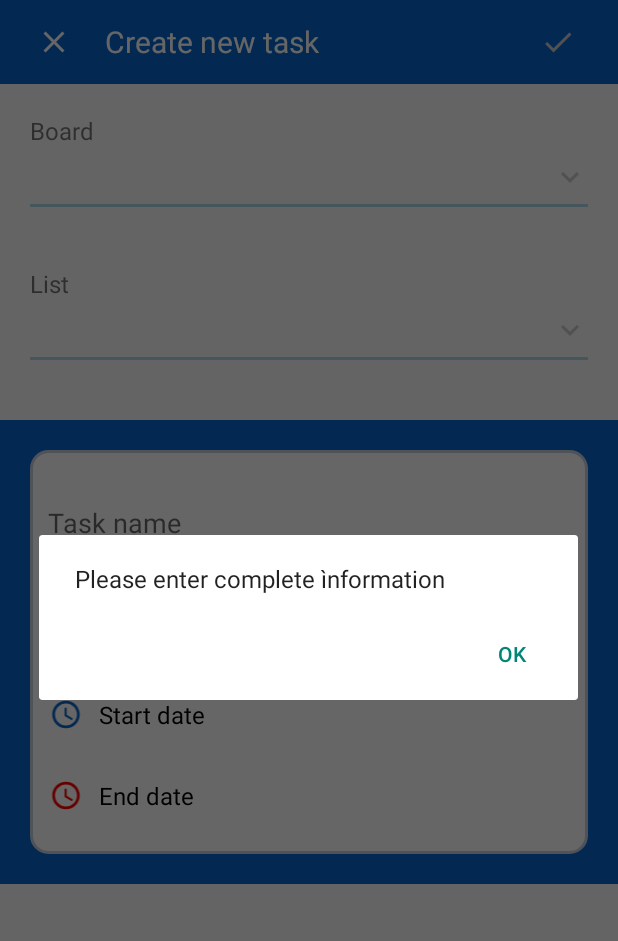
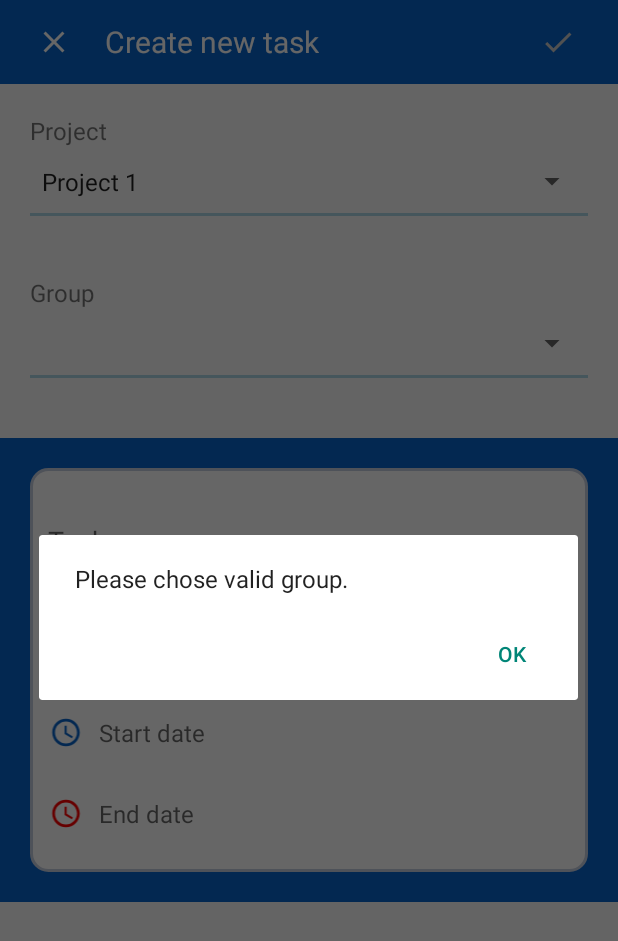
Before and after one commit to leequanno1/Task-manager-mobile-app, an Android app: the CreateNewTaskActivity screen opened directly, with no data from a screen before it, after a tap on an icon or button, on a phone screen of 412 x 824 dp. Shown: the top 941 px of the screen. Run offline under Robolectric (Android 15) with nearby library versions, the phone set to English and light mode, and no system bars; 1 statement that could not run was skipped.

Commit message:
add add new task form project view

```diff
--- a/app/src/main/java/com/example/taskmanagerment/CreateNewTaskActivity.java
+++ b/app/src/main/java/com/example/taskmanagerment/CreateNewTaskActivity.java
@@ -1,18 +1,35 @@
 package com.example.taskmanagerment;
 
+import android.app.DatePickerDialog;
+import android.app.TimePickerDialog;
 import android.content.Intent;
 import android.os.Bundle;
-import android.view.ContextMenu;
-import android.view.MenuInflater;
 import android.view.View;
+import android.widget.AdapterView;
+import android.widget.ArrayAdapter;
+import android.widget.DatePicker;
 import android.widget.EditText;
 import android.widget.ImageView;
+import android.widget.Spinner;
 import android.widget.TextView;
-
-import androidx.appcompat.widget.Toolbar;
+import android.widget.TimePicker;
 
 import androidx.appcompat.app.AppCompatActivity;
 import androidx.constraintlayout.widget.ConstraintLayout;
+
+import com.example.taskmanagerment.models.Project;
+import com.example.taskmanagerment.models.Task;
+import com.example.taskmanagerment.models.TaskGroup;
+import com.example.taskmanagerment.services.ProjectService;
+import com.example.taskmanagerment.services.TaskGroupService;
+import com.example.taskmanagerment.services.TaskService;
+
+import java.text.DateFormat;
+import java.text.SimpleDateFormat;
+import java.time.LocalDateTime;
+import java.util.ArrayList;
+import java.util.Date;
+import java.util.List;
 
 public class CreateNewTaskActivity extends AppCompatActivity {
 
@@ -21,9 +38,22 @@ public class CreateNewTaskActivity extends AppCompatActivity {
 
     private ConstraintLayout containBoardName, containListName;
 
-    private TextView boardNameTextView, listNameTextView, startDateTextView, endDateTextView;
+    private TextView  startDateTextView, endDateTextView;
+
+    private Spinner boardNameSpinner, listNameSpinner;
 
     private EditText taskNameEdt, desciptionEdt;
+
+    private ProjectService projectService;
+
+    private TaskGroupService taskGroupService;
+
+    private TaskService taskService;
+
+    private List<Project> projectList;
+    private List<TaskGroup> taskGroupList;
+
+    private Task task;
 
     @Override
     protected void onCreate(Bundle savedInstanceState) {
@@ -32,10 +62,51 @@ public class CreateNewTaskActivity extends AppCompatActivity {
 
         // Call method to initial components.
         initialComponents();
+        projectList = projectService.getAllProjects();
+        ArrayAdapter<Project> adapter = new ArrayAdapter<>(this, android.R.layout.simple_spinner_item, projectList);
+        adapter.setDropDownViewResource(android.R.layout.simple_spinner_dropdown_item);
+        boardNameSpinner.setAdapter(adapter);
 
-        // Register context menu for containBoardName and containListName View (Constraint layout).
-        registerForContextMenu(containBoardName);
-        registerForContextMenu(containListName);
+        if(projectList.size() > 0) {
+            taskGroupList = taskGroupService.getTaskGroupsByProjectId(projectList.get(0).getProjectId());
+        } else {
+            taskGroupList = new ArrayList<>();
+        }
+        ArrayAdapter<TaskGroup> groupArrayAdapter = new ArrayAdapter<>(this, android.R.layout.simple_spinner_item, taskGroupList);
+        groupArrayAdapter.setDropDownViewResource(android.R.layout.simple_spinner_dropdown_item);
+        listNameSpinner.setAdapter(groupArrayAdapter);
+
+        task.setGroupID(taskGroupList.get(0).getGroupId());
+
+        boardNameSpinner.setOnItemSelectedListener(new AdapterView.OnItemSelectedListener() {
+            @Override
+            public void onItemSelected(AdapterView<?> adapterView, View view, int i, long l) {
+                taskGroupList = taskGroupService.getTaskGroupsByProjectId(projectList.get(i).getProjectId());
+                ArrayAdapter<TaskGroup> groupArrayAdapter = new ArrayAdapter<>(CreateNewTaskActivity.this, android.R.layout.simple_spinner_item, taskGroupList);
+                groupArrayAdapter.setDropDownViewResource(android.R.layout.simple_spinner_dropdown_item);
+                listNameSpinner.setAdapter(groupArrayAdapter);
+                if(taskGroupList.size() > 0) {
+                    task.setGroupID(taskGroupList.get(0).getGroupId());
+                }
+            }
+
+            @Override
+            public void onNothingSelected(AdapterView<?> adapterView) {
+                adapterView.setSelection(0);
+            }
+        });
+
+        listNameSpinner.setOnItemSelectedListener(new AdapterView.OnItemSelectedListener() {
+            @Override
+            public void onItemSelected(AdapterView<?> adapterView, View view, int i, long l) {
+                task.setGroupID(taskGroupList.get(i).getGroupId());
+            }
+
+            @Override
+            public void onNothingSelected(AdapterView<?> adapterView) {
+                task.setGroupID(taskGroupList.get(0).getGroupId());
+            }
+        });
 
         // Redirect to home view when user click to the close create new task button.
         closeCreateNewTask.setOnClickListener(new View.OnClickListener() {
@@ -50,26 +121,57 @@ public class CreateNewTaskActivity extends AppCompatActivity {
         confirmCreateNewTask.setOnClickListener(new View.OnClickListener() {
             @Override
             public void onClick(View view) {
-                if (!isValidForm()) {
-                    DialogUtils.showAlertDialog(CreateNewTaskActivity.this, "Please enter complete ìnformation");
+                task.setTaskName(taskNameEdt.getText().toString());
+                task.setDescription(desciptionEdt.getText().toString());
+                if(task.getGroupID() == -1) {
+                    DialogUtils.showAlertDialog(CreateNewTaskActivity.this, "Please chose valid group.");
                     return;
+                }
+                if(taskGroupList.size() == 0) {
+                    DialogUtils.showAlertDialog(CreateNewTaskActivity.this, "This project has no group.\nPlease chose another group.");
+                    return;
+                }
+                if(taskNameEdt.getText().toString().isEmpty()){
+                    DialogUtils.showAlertDialog(CreateNewTaskActivity.this, "Please enter task name before submit.");
+                    return;
+                }
+                taskService.addTask(task);
+                finish();
+            }
+        });
+
+        // Show context menu for contain board nam view
+//        containBoardName.setOnClickListener(new View.OnClickListener() {
+//            @Override
+//            public void onClick(View v) {
+//                openContextMenu(containBoardName);
+//            }
+//        });
+//
+//        // Show context menu for contain list name.
+//        containListName.setOnClickListener(new View.OnClickListener() {
+//            @Override
+//            public void onClick(View v) {
+//                openContextMenu(containListName);
+//            }
+//        });
+
+        startDateTextView.setOnClickListener(new View.OnClickListener() {
+            @Override
+            public void onClick(View view) {
+                if(((TextView)view).getText().toString().isEmpty()) {
+                    task.setCreatedAt(new Date());
+                    ((TextView)view).setText(dateFormat(task.getCreatedAt()));
+                }else {
+                    task.setCreatedAt(openDateDialog((TextView)view));
                 }
             }
         });
 
-        // Show context menu for contain board nam view
-        containBoardName.setOnClickListener(new View.OnClickListener() {
+        endDateTextView.setOnClickListener(new View.OnClickListener() {
             @Override
-            public void onClick(View v) {
-                openContextMenu(containBoardName);
-            }
-        });
-
-        // Show context menu for contain list name.
-        containListName.setOnClickListener(new View.OnClickListener() {
-            @Override
-            public void onClick(View v) {
-                openContextMenu(containListName);
+            public void onClick(View view) {
+                task.setDeadline(openDateDialog((TextView) view));
             }
         });
 
@@ -83,46 +185,52 @@ public class CreateNewTaskActivity extends AppCompatActivity {
         containBoardName = (ConstraintLayout) findViewById(R.id.contain_board_name);
         containListName = (ConstraintLayout) findViewById(R.id.contain_list_name);
 
-        boardNameTextView = (TextView) findViewById(R.id.board_name_text_view);
-        listNameTextView = (TextView) findViewById(R.id.list_name_text_view);
+        boardNameSpinner = (Spinner) findViewById(R.id.board_name_spinner);
+        listNameSpinner = (Spinner) findViewById(R.id.list_name_spinner);
         startDateTextView = (TextView) findViewById(R.id.start_date_text_view);
         endDateTextView = (TextView) findViewById(R.id.end_date_text_view);
 
         taskNameEdt = (EditText) findViewById(R.id.task_name_edt);
         desciptionEdt = (EditText) findViewById(R.id.description_edt);
+        projectService = new ProjectService(CreateNewTaskActivity.this);
+        taskGroupService = new TaskGroupService(CreateNewTaskActivity.this);
+        taskService = new TaskService(CreateNewTaskActivity.this);
+        task = new Task();
     }
 
-    // Method to valid form (view) before form is submitted.
-    private boolean isValidForm() {
-        boolean valid = true;
-
-        if (boardNameTextView.getText().toString().isEmpty()) {
-            valid = false;
-        }
-        if (listNameTextView.getText().toString().isEmpty()) {
-            valid = false;
-        }
-        if (startDateTextView.getText().toString().isEmpty()) {
-            valid = false;
-        }
-        if (endDateTextView.getText().toString().isEmpty()) {
-            valid = false;
-        }
-        if (taskNameEdt.getText().toString().isEmpty()) {
-            valid = false;
-        }
-        if (desciptionEdt.getText().toString().isEmpty()) {
-            valid = false;
-        }
-
-        return valid;
+    private Date openDateDialog(TextView textView) {
+        LocalDateTime defaultDate = LocalDateTime.now();
+        Date selectedDate = new Date();
+        DatePickerDialog datePickerDialog = new DatePickerDialog(this, new DatePickerDialog.OnDateSetListener() {
+            @Override
+            public void onDateSet(DatePicker datePicker, int year, int month, int day) {
+                selectedDate.setYear(year - 1900);
+                selectedDate.setMonth(month);
+                selectedDate.setDate(day);
+                openTimeDialog(textView, selectedDate);
+            }
+        }, defaultDate.getYear(), defaultDate.getMonthValue() - 1, defaultDate.getDayOfMonth());
+        datePickerDialog.show();
+        return selectedDate;
     }
 
-    //  Method to create context menu.
-    @Override
-    public void onCreateContextMenu(ContextMenu menu, View v, ContextMenu.ContextMenuInfo menuInfo) {
-        super.onCreateContextMenu(menu, v, menuInfo);
-        MenuInflater inflater = getMenuInflater();
-        inflater.inflate(R.menu.context_menu_for_task_view, menu);
+    private void openTimeDialog(TextView textView, Date selectedDate) {
+        LocalDateTime localDateTime = LocalDateTime.now();
+        TimePickerDialog timePickerDialog = new TimePickerDialog(this, new TimePickerDialog.OnTimeSetListener() {
+            @Override
+            public void onTimeSet(TimePicker timePicker, int hour, int minute) {
+                selectedDate.setHours(hour);
+                selectedDate.setMinutes(minute);
+                textView.setText(dateFormat(selectedDate));
+            }
+        }, localDateTime.getHour(), localDateTime.getMinute(), true);
+
+        timePickerDialog.show();
     }
+
+    private String dateFormat(Date date) {
+        DateFormat dateFormat = new SimpleDateFormat("dd-MM-yyyy HH:mm");
+        return dateFormat.format(date);
+    }
+
 }
--- a/app/src/main/java/com/example/taskmanagerment/models/Project.java
+++ b/app/src/main/java/com/example/taskmanagerment/models/Project.java
@@ -41,4 +41,8 @@ public class Project implements Serializable {
     }
 
 
+    @Override
+    public String toString() {
+        return projectName;
+    }
 }
--- a/app/src/main/java/com/example/taskmanagerment/models/Task.java
+++ b/app/src/main/java/com/example/taskmanagerment/models/Task.java
@@ -38,6 +38,15 @@ public class Task implements Serializable {
     }
 
     public Task() {
+        this.taskID = -1;
+        this.groupID = -1;
+        this.taskName = "";
+        this.createdAt = null;
+        this.deadline = null;
+        this.completedAt = null;
+        this.description = "";
+        this.imageURL = "";
+        this.notifyWhen = 0;
     }
 
     public int getTaskID() {
--- a/app/src/main/res/layout/create_new_task_layout.xml
+++ b/app/src/main/res/layout/create_new_task_layout.xml
@@ -63,7 +63,7 @@
         <TextView
             android:layout_width="wrap_content"
             android:layout_height="wrap_content"
-            android:text="Board"
+            android:text="Project"
             android:textSize="16sp" />
 
         <androidx.constraintlayout.widget.ConstraintLayout
@@ -77,26 +77,25 @@
             android:paddingTop="8dp"
             android:paddingBottom="8dp">
 
-            <TextView
-                android:id="@+id/board_name_text_view"
-                android:layout_width="wrap_content"
-                android:layout_height="wrap_content"
-                android:layout_marginEnd="8dp"
+            <Spinner
+                android:id="@+id/board_name_spinner"
+                android:layout_width="match_parent"
+                android:layout_height="30dp"
                 android:textColor="#000"
                 android:textSize="16sp"
                 app:layout_constraintBottom_toBottomOf="parent"
                 app:layout_constraintStart_toStartOf="parent"
                 app:layout_constraintTop_toTopOf="parent" />
 
-            <ImageView
-                android:layout_width="wrap_content"
-                android:layout_height="wrap_content"
-                android:layout_marginStart="8dp"
-                android:src="@drawable/baseline_keyboard_arrow_down_24"
-                app:layout_constraintBottom_toBottomOf="parent"
-                app:layout_constraintEnd_toEndOf="parent"
-                app:layout_constraintTop_toTopOf="parent"
-                app:tint="#ccc" />
+<!--            <ImageView-->
+<!--                android:layout_width="wrap_content"-->
+<!--                android:layout_height="wrap_content"-->
+<!--                android:layout_marginStart="8dp"-->
+<!--                android:src="@drawable/baseline_keyboard_arrow_down_24"-->
+<!--                app:layout_constraintBottom_toBottomOf="parent"-->
+<!--                app:layout_constraintEnd_toEndOf="parent"-->
+<!--                app:layout_constraintTop_toTopOf="parent"-->
+<!--                app:tint="#ccc" />-->
 
         </androidx.constraintlayout.widget.ConstraintLayout>
 
@@ -113,7 +112,7 @@
         <TextView
             android:layout_width="wrap_content"
             android:layout_height="wrap_content"
-            android:text="List"
+            android:text="Group"
             android:textSize="16sp" />
 
         <androidx.constraintlayout.widget.ConstraintLayout
@@ -127,26 +126,25 @@
             android:paddingTop="8dp"
             android:paddingBottom="8dp">
 
-            <TextView
-                android:id="@+id/list_name_text_view"
-                android:layout_width="wrap_content"
-                android:layout_height="wrap_content"
-                android:layout_marginEnd="8dp"
+            <Spinner
+                android:id="@+id/list_name_spinner"
+                android:layout_width="match_parent"
+                android:layout_height="30dp"
                 android:textColor="#000"
                 android:textSize="16sp"
                 app:layout_constraintBottom_toBottomOf="parent"
                 app:layout_constraintStart_toStartOf="parent"
                 app:layout_constraintTop_toTopOf="parent" />
 
-            <ImageView
-                android:layout_width="wrap_content"
-                android:layout_height="wrap_content"
-                android:layout_marginStart="8dp"
-                android:src="@drawable/baseline_keyboard_arrow_down_24"
-                app:layout_constraintBottom_toBottomOf="parent"
-                app:layout_constraintEnd_toEndOf="parent"
-                app:layout_constraintTop_toTopOf="parent"
-                app:tint="#ccc" />
+<!--            <ImageView-->
+<!--                android:layout_width="wrap_content"-->
+<!--                android:layout_height="wrap_content"-->
+<!--                android:layout_marginStart="8dp"-->
+<!--                android:src="@drawable/baseline_keyboard_arrow_down_24"-->
+<!--                app:layout_constraintBottom_toBottomOf="parent"-->
+<!--                app:layout_constraintEnd_toEndOf="parent"-->
+<!--                app:layout_constraintTop_toTopOf="parent"-->
+<!--                app:tint="#ccc" />-->
 
         </androidx.constraintlayout.widget.ConstraintLayout>
 
@@ -214,7 +212,7 @@
                     android:layout_width="wrap_content"
                     android:layout_height="wrap_content"
                     android:layout_marginStart="10dp"
-                    android:text="Start date"
+                    android:hint="Start date"
                     android:textColor="#000"
                     android:textSize="16sp" />
 
@@ -241,7 +239,7 @@
                     android:layout_width="wrap_content"
                     android:layout_height="wrap_content"
                     android:layout_marginStart="10dp"
-                    android:text="End date"
+                    android:hint="End date"
                     android:textColor="#000"
                     android:textSize="16sp" />
 
```
Also changed, not shown: app/src/main/java/com/example/taskmanagerment/models/TaskGroup.java (+7 -1 lines), app/src/main/java/com/example/taskmanagerment/services/TaskService.java (+34 -0 lines).
